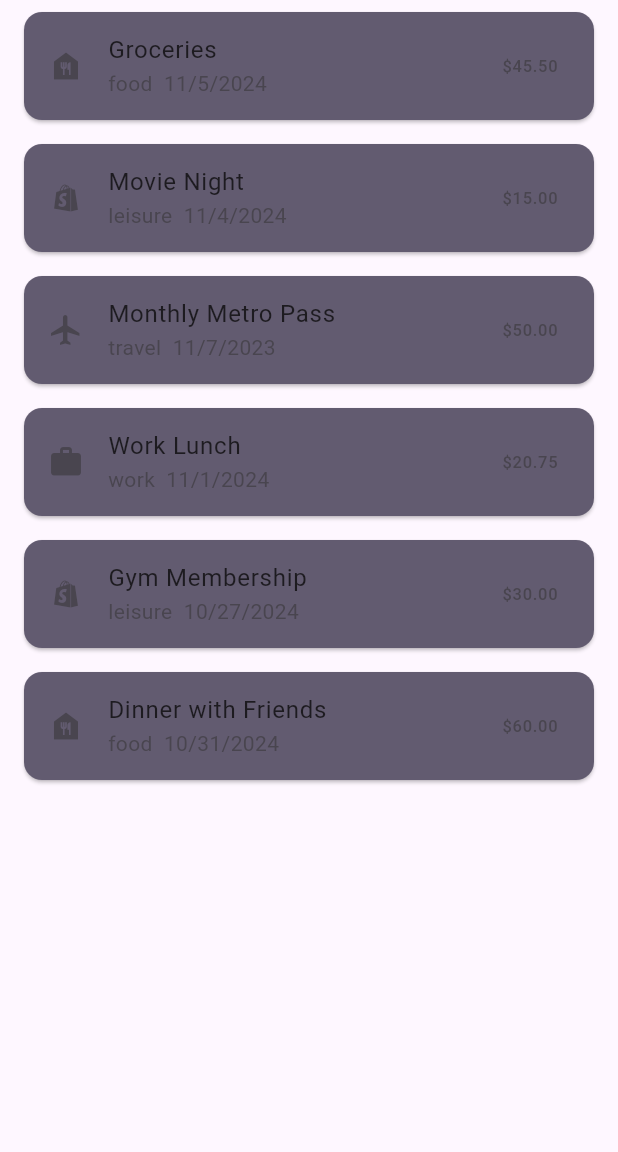
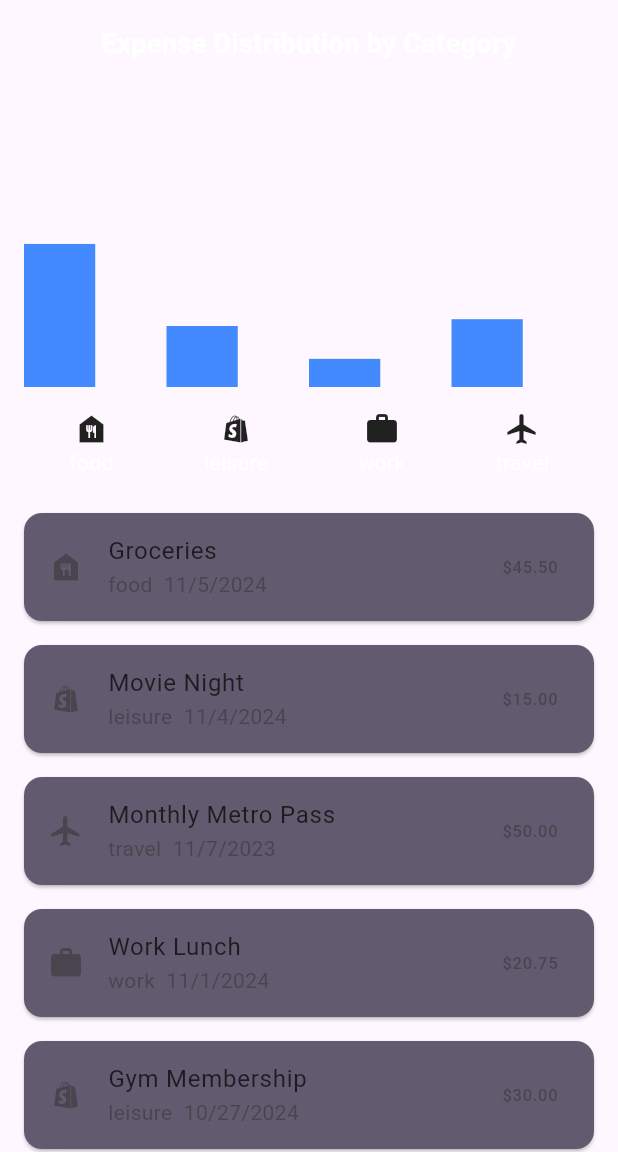
Before and after one commit to mikias19/flutter, a Flutter app: the screen it shows after launch, on a phone screen of 412 x 824 dp, the part 84-1236 px from its top. Run offline on Flutter 3.47's test engine with Material 3 defaults, Android fonts, the light colour scheme and no system bars.

Commit message:
feat:chart added to expence_tracker also main global theme

```diff
--- a/lib/screens/home_screen.dart
+++ b/lib/screens/home_screen.dart
@@ -1,8 +1,10 @@
+import "package:expenses_tracker/widget/expenses_chart.dart";
 import 'package:flutter/material.dart';
 import "package:expenses_tracker/data/expenses.dart";
 import "package:expenses_tracker/model/expense.dart";
 import "package:expenses_tracker/widget/add_expense_modal.dart";
 import "package:expenses_tracker/widget/expense_list.dart";
+import "package:flutter/widgets.dart";
 
 class HomePage extends StatefulWidget {
   const HomePage({super.key});
@@ -53,6 +55,7 @@ class _HomePageState extends State<HomePage> {
 
   void _openAddExpenseModal(BuildContext context) {
     showModalBottomSheet(
+        useSafeArea: true,
         isScrollControlled: true,
         context: context,
         builder: (ctx) => AddExpenseModal(onAddExpense: _addExpenses));
@@ -73,6 +76,11 @@ class _HomePageState extends State<HomePage> {
             ),
           ],
         ),
-        body: ExpenseList(expenses: expenses, onDeleteExpense: _deleteExpense));
+        body: Column(children: [
+          CustomExpenseChart(expenses: expenses),
+          Expanded(
+              child: ExpenseList(
+                  expenses: expenses, onDeleteExpense: _deleteExpense))
+        ]));
   }
 }
--- /dev/null
+++ b/lib/widget/bar_chart_painter.dart
@@ -0,0 +1,38 @@
+import 'package:flutter/material.dart';
+import "package:expenses_tracker/model/expense.dart";
+
+class BarChartPainter extends CustomPainter {
+  final Map<Category, double> categoryTotals;
+  final double totalAmount;
+
+  BarChartPainter(this.categoryTotals, this.totalAmount);
+
+  @override
+  void paint(Canvas canvas, Size size) {
+    final barWidth = size.width / (categoryTotals.length * 2);
+    final paint = Paint()
+      ..color = Colors.blueAccent
+      ..style = PaintingStyle.fill;
+
+    final double maxBarHeight = size.height;
+
+    categoryTotals.entries.toList().asMap().forEach((index, entry) {
+      final category = entry.key;
+      final amount = entry.value;
+      final double barHeight =
+          totalAmount > 0 ? (amount / totalAmount) * maxBarHeight : 0;
+
+      final double left = index * 2 * barWidth;
+      final double top = size.height - barHeight;
+      final double right = left + barWidth;
+      final double bottom = size.height;
+
+      canvas.drawRect(Rect.fromLTRB(left, top, right, bottom), paint);
+    });
+  }
+
+  @override
+  bool shouldRepaint(covariant CustomPainter oldDelegate) {
+    return true;
+  }
+}
--- /dev/null
+++ b/lib/widget/expenses_chart.dart
@@ -0,0 +1,74 @@
+import "package:expenses_tracker/model/expense.dart";
+import 'package:expenses_tracker/widget/bar_chart_painter.dart';
+import "package:flutter/material.dart";
+
+class CustomExpenseChart extends StatelessWidget {
+  final List<Expense> expenses;
+
+  CustomExpenseChart({super.key, required this.expenses});
+
+  Map<Category, double> _calculateCategoryTotals() {
+    Map<Category, double> categoryTotals = {
+      for (var category in Category.values) category: 0.0
+    };
+
+    for (var expense in expenses) {
+      categoryTotals[expense.category] =
+          categoryTotals[expense.category]! + expense.amount;
+    }
+
+    return categoryTotals;
+  }
+
+  double _calculateTotalAmount() {
+    return expenses.fold(0.0, (sum, expense) => sum + expense.amount);
+  }
+
+  @override
+  Widget build(BuildContext context) {
+    final categoryTotals = _calculateCategoryTotals();
+    final totalAmount = _calculateTotalAmount();
+    final chartHeight = 200.0;
+    return Container(
+      padding: const EdgeInsets.all(16),
+      child: Column(
+        crossAxisAlignment: CrossAxisAlignment.stretch,
+        children: [
+          const Text(
+            "Expense Distribution by Category",
+            style: TextStyle(fontSize: 18, fontWeight: FontWeight.bold),
+            textAlign: TextAlign.center,
+          ),
+          const SizedBox(
+            height: 16,
+          ),
+          Container(
+            height: chartHeight,
+            child: CustomPaint(
+              painter: BarChartPainter(categoryTotals, totalAmount),
+            ),
+          ),
+          const SizedBox(
+            height: 16,
+          ),
+          Row(
+            mainAxisAlignment: MainAxisAlignment.spaceAround,
+            children: [
+              ...Category.values.map((category) {
+                return Column(
+                  children: [
+                    Icon(
+                      getCatgoryIcon(category),
+                      size: 24,
+                    ),
+                    Text(category.name),
+                  ],
+                );
+              }).toList()
+            ],
+          )
+        ],
+      ),
+    );
+  }
+}
--- a/pubspec.yaml
+++ b/pubspec.yaml
@@ -37,6 +37,7 @@ dependencies:
   cupertino_icons: ^1.0.6
   intl: ^0.19.0
   uuid: ^4.5.1
+  fl_chart: ^0.69.0
 
 dev_dependencies:
   flutter_test:
```
Also changed, not shown: pubspec.lock.
